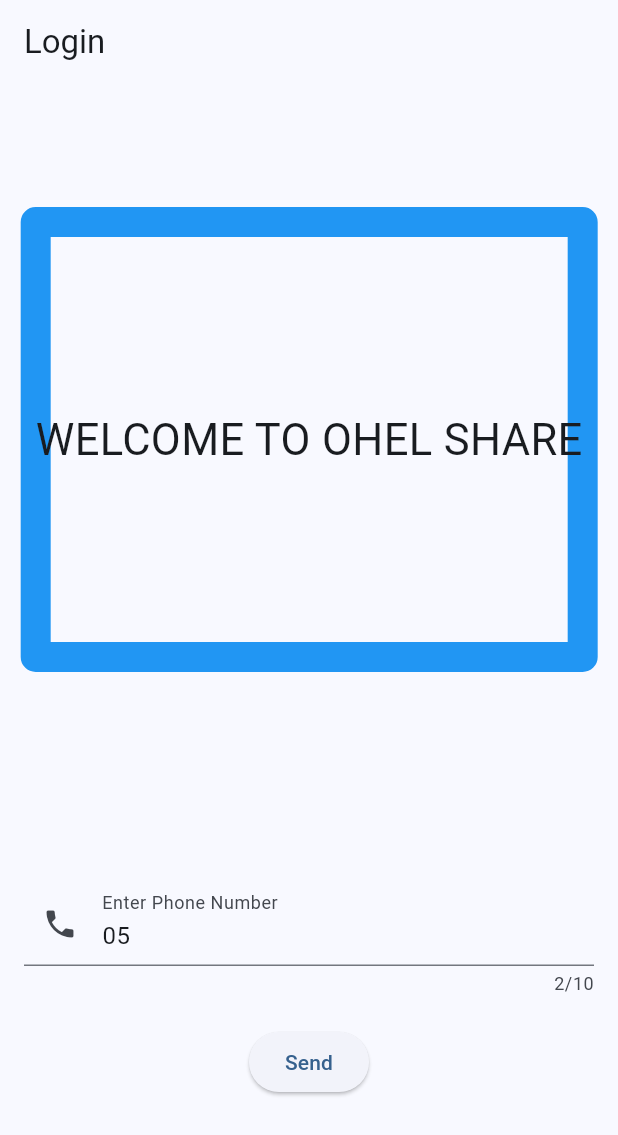
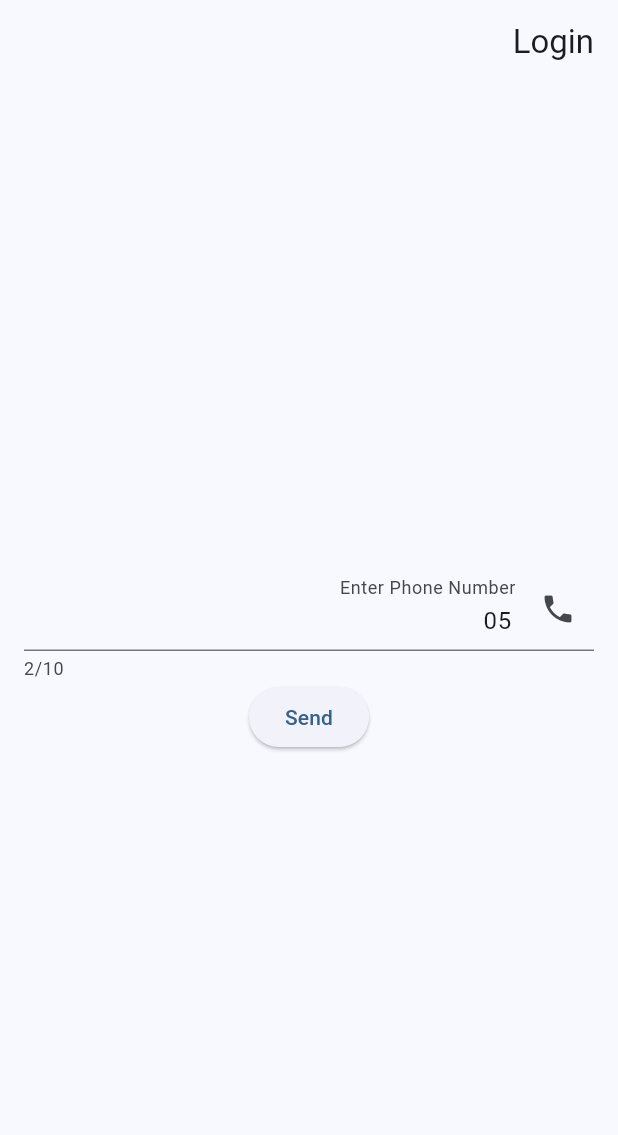
Before and after one commit to orenghe988/ohel_share, a Flutter app: the screen it shows after launch, on a phone screen of 412 x 824 dp. Shown: the top 1135 px of the screen. Run offline on Flutter 3.47's test engine with Material 3 defaults, Android fonts, the light colour scheme and no system bars; our stand-ins replace flutter_bloc, flutter_dotenv, go_router, supabase_flutter; accounts and stored records are empty.

Commit message:
---------

```diff
--- a/lib/main.dart
+++ b/lib/main.dart
@@ -1,4 +1,5 @@
 import 'package:flutter/material.dart';
+import "package:flutter_localizations/flutter_localizations.dart";
 import "utils/supabase_utils.dart";
 import "routing/router.dart";
 
@@ -14,13 +15,20 @@ class OhelShareApplication extends StatelessWidget {
 
   @override
   Widget build(BuildContext context) {
-
     return MaterialApp.router(
         title: 'Ohel-Share',
         theme: ThemeData(
           colorScheme: ColorScheme.fromSeed(seedColor: Colors.blue),
           useMaterial3: true,
         ),
+        localizationsDelegates: const [
+          GlobalMaterialLocalizations.delegate,
+          GlobalCupertinoLocalizations.delegate,
+          GlobalWidgetsLocalizations.delegate,
+        ],
+        supportedLocales: const [
+          Locale('he', 'IL'),
+        ],
         routerConfig: routerConfig,
     );
   }
--- a/lib/routing/routes/onboarding/phoneNumberEntryPage.dart
+++ b/lib/routing/routes/onboarding/phoneNumberEntryPage.dart
@@ -17,23 +17,6 @@ class PhoneNumberEntryPage extends StatelessWidget {
         child: Column(
           mainAxisAlignment: MainAxisAlignment.center,
           children: [
-            Text(
-              "WELCOME TO OHEL SHARE",
-              style: TextStyle(
-                fontSize: 29,
-                background: Paint()
-                  ..color = Colors.blue
-                  ..strokeWidth = 20
-                  ..strokeJoin = StrokeJoin.round
-                  ..strokeCap = StrokeCap.round
-                  ..style = PaintingStyle.fill
-                  ..style = PaintingStyle.stroke,
-                height: 10,
-              ),
-            ),
-            const SizedBox(
-              height: 150,
-            ),
             TextField(
               keyboardType: TextInputType.number,
               inputFormatters: [FilteringTextInputFormatter.digitsOnly],
@@ -45,7 +28,6 @@ class PhoneNumberEntryPage extends StatelessWidget {
                 prefixIcon: Icon(Icons.phone),
               ),
             ),
-            const SizedBox(height: 20),
             ElevatedButton(
               onPressed: () {
                 String phoneNumber = phoneNumberController.text;
--- a/pubspec.yaml
+++ b/pubspec.yaml
@@ -1,5 +1,5 @@
 name: ohel_share
-description: A new Flutter project.
+description: A social media application for Ohel-Shem.
 # The following line prevents the package from being accidentally published to
 # pub.dev using `flutter pub publish`. This is preferred for private packages.
 publish_to: 'none' # Remove this line if you wish to publish to pub.dev
@@ -29,6 +29,8 @@ environment:
 # versions available, run `flutter pub outdated`.
 dependencies:
   flutter:
+    sdk: flutter
+  flutter_localizations:
     sdk: flutter
 
 
```
Also changed, not shown: lib/common/buttons/filledButton.dart (added, +20 -0 lines), pubspec.lock.
